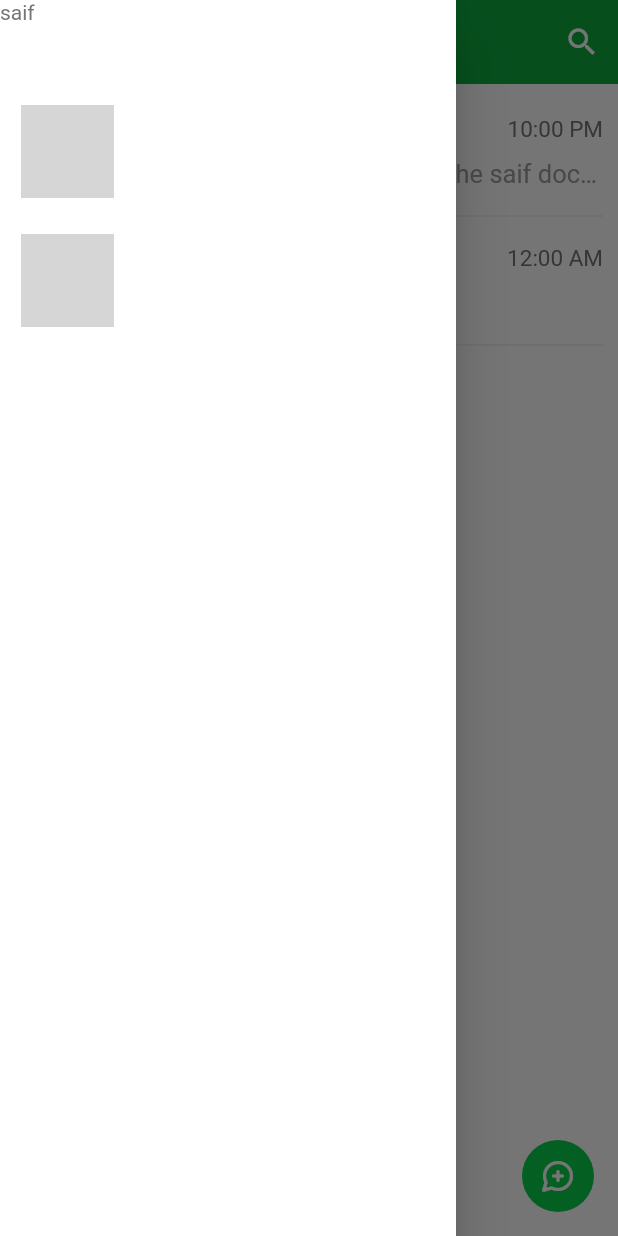
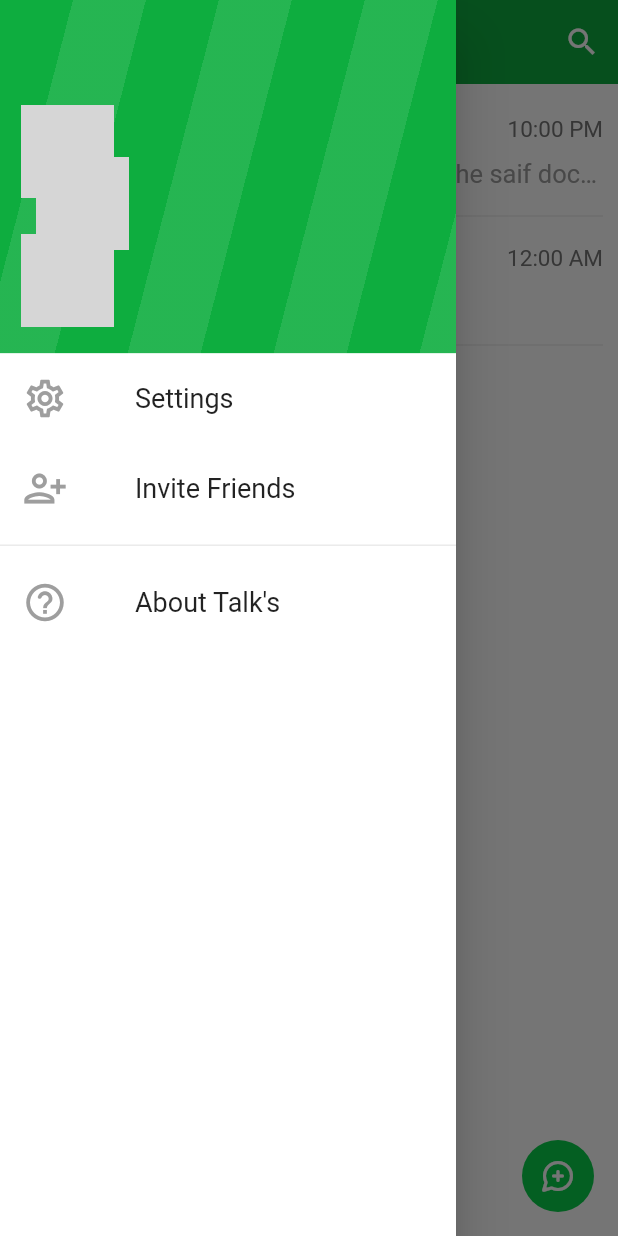
Before and after one commit to saioufe/Panodra-talk, a Flutter app: the MainScreen screen opened directly, with the side drawer open, on a phone screen of 412 x 824 dp. Run offline on Flutter 3.47's test engine with Material 2 defaults, Android fonts, the phone set to English and light mode, and no system bars; our stand-ins replace equatable, firebase_auth, firebase_core, flutter_bloc, intl_phone_field, permission_handler and 4 more; missing offline and left inert: country_list_pick, flutter_contact; accounts and stored records are empty; network calls fail; Roboto replaces fonts that are missing (tajawal); project files that could hold a hidden picture were left out; grey boxes are pictures that could not be loaded.

Commit message:
design v0.3

```diff
--- a/lib/routes.dart
+++ b/lib/routes.dart
@@ -1,9 +1,11 @@
 import 'package:flutter/cupertino.dart';
 import 'package:pandora_talks/routes/home_screen.dart';
+import 'package:pandora_talks/routes/search_screen.dart';
 
 class RouteGenerator {
   static const String homePage = "/";
   static const String loadingPage = "/home";
+  static const String searchPage = "/search";
   static final key = GlobalKey<NavigatorState>();
   const RouteGenerator();
 
@@ -11,6 +13,8 @@ class RouteGenerator {
     switch (settings.name) {
       case homePage:
         return CupertinoPageRoute(builder: (_) => const HomeScreen());
+      case searchPage:
+        return CupertinoPageRoute(builder: (_) => const SearchScreen());
 
       default:
         throw FormatException();
--- a/lib/routes/home_screen.dart
+++ b/lib/routes/home_screen.dart
@@ -62,7 +62,6 @@ class _HomeScreenState extends State<HomeScreen>
 
         // Once complete, show your application
         if (snapshot.connectionState == ConnectionState.done) {
-          print("i'm in the ConnectionState.done");
           // FirebaseAuth.instance.authStateChanges().listen((User user) {
           //   if (user == null) {
           //     print('User is currently signed out!');
@@ -73,10 +72,8 @@ class _HomeScreenState extends State<HomeScreen>
 
           var user = FirebaseAuth.instance.currentUser;
           if (user == null) {
-            print("this user null");
             tabController.animateTo(0);
           } else {
-            print("this user not null");
             tabController.animateTo(1);
           }
           return BlocBuilder<AuthenticationBloc, AuthenticationState>(
--- a/lib/widgets/main_page/drawer.dart
+++ b/lib/widgets/main_page/drawer.dart
@@ -1,14 +1,123 @@
+import 'package:firebase_auth/firebase_auth.dart';
 import 'package:flutter/material.dart';
 
 class DrawerWidget extends StatelessWidget {
   @override
+  final user = FirebaseAuth.instance.currentUser;
+  @override
   Widget build(BuildContext context) {
     return Drawer(
       child: Container(
-        child: SafeArea(
-          child: Text("saif"),
+        child: Container(
+          child: Column(
+            children: [
+              Container(
+                padding: EdgeInsets.symmetric(horizontal: 20, vertical: 30),
+                height: MediaQuery.of(context).size.height / 3.5,
+                width: MediaQuery.of(context).size.width,
+                decoration: BoxDecoration(
+                  gradient: LinearGradient(
+                    begin: Alignment.topLeft,
+                    end: Alignment(-0.4, -0.8),
+                    stops: [0.0, 0.5, 0.5, 1],
+                    colors: [
+                      Theme.of(context).appBarTheme.color,
+                      Theme.of(context).appBarTheme.color,
+                      Theme.of(context).appBarTheme.color.withOpacity(0.9),
+                      Theme.of(context).appBarTheme.color.withOpacity(0.9),
+                    ],
+                    tileMode: TileMode.repeated,
+                  ),
+                ),
+                child: Column(
+                  crossAxisAlignment: CrossAxisAlignment.start,
+                  mainAxisAlignment: MainAxisAlignment.end,
+                  children: [
+                    Container(
+                      padding: const EdgeInsets.all(4),
+                      margin: const EdgeInsets.only(right: 10),
+                      child: CircleAvatar(
+                        maxRadius: 31,
+                        backgroundImage: NetworkImage(
+                          user.photoURL != null
+                              ? user.photoURL
+                              : "https://via.placeholder.com/150C/O https://placeholder.com/",
+                        ),
+                      ),
+                    ),
+                    Text(
+                      user.displayName,
+                      style: TextStyle(
+                          color: Colors.white, fontWeight: FontWeight.bold),
+                    ),
+                    Text(
+                      user.phoneNumber,
+                      style: TextStyle(color: Colors.white, fontSize: 16),
+                    ),
+                  ],
+                ),
+              ),
+              Column(
+                children: [
+                  DrawerItem(
+                    title: "Settings",
+                    icon: Icons.settings_outlined,
+                    function: () {
+                      print("this is settings");
+                    },
+                  ),
+                  DrawerItem(
+                    title: "Invite Friends",
+                    icon: Icons.person_add_alt_1_outlined,
+                    function: () {
+                      print("this is Invite Friends");
+                    },
+                  ),
+                  const Divider(),
+                  DrawerItem(
+                    title: "About Talk's",
+                    icon: Icons.help_outline_rounded,
+                    function: () {
+                      print("this is Invite Talk's About");
+                    },
+                  ),
+                ],
+              )
+            ],
+          ),
         ),
       ),
     );
   }
 }
+
+class DrawerItem extends StatelessWidget {
+  final String title;
+  final Function() function;
+  final IconData icon;
+  const DrawerItem({this.title, this.function, this.icon});
+
+  @override
+  Widget build(BuildContext context) {
+    return InkWell(
+      onTap: function,
+      child: Container(
+        padding: const EdgeInsets.only(left: 15),
+        width: MediaQuery.of(context).size.width,
+        height: 60,
+        child: Row(
+          children: [
+            Icon(icon, size: 30, color: Colors.grey),
+            const SizedBox(
+              width: 45,
+            ),
+            Text(
+              title,
+              style: TextStyle(color: Colors.black87, fontSize: 18),
+            ),
+          ],
+        ),
+      ),
+    );
+  }
+}
--- a/lib/widgets/main_page/main_appBar.dart
+++ b/lib/widgets/main_page/main_appBar.dart
@@ -1,7 +1,10 @@
 import 'package:flutter/material.dart';
+
+import '../../routes.dart';
 
 AppBar MainAppBar(BuildContext context, GlobalKey<ScaffoldState> theKey) {
   return AppBar(
+    leading: new Container(),
     actions: [
       Container(
         width: MediaQuery.of(context).size.width,
@@ -32,7 +35,10 @@ AppBar MainAppBar(BuildContext context, GlobalKey<ScaffoldState> theKey) {
               child: Container(
                 alignment: Alignment.centerRight,
                 child: IconButton(
-                  icon: const Icon(Icons.search), onPressed: () {},
+                  icon: const Icon(Icons.search),
+                  onPressed: () {
+                    Navigator.of(context)?.pushNamed(RouteGenerator.searchPage);
+                  },
                   splashRadius: 25,
                   splashColor: Colors.black26,
                   highlightColor: Colors.black12,
--- a/lib/widgets/main_page/main_page.dart
+++ b/lib/widgets/main_page/main_page.dart
@@ -2,7 +2,6 @@ import 'package:flutter/material.dart';
 import 'package:pandora_talks/models/chat_bar.dart';
 import 'package:pandora_talks/widgets/main_page/chat_bar.dart';
 import 'package:pandora_talks/widgets/main_page/main_appBar.dart';
-
 import 'drawer.dart';
 
 class MainScreen extends StatelessWidget {
--- a/pubspec.yaml
+++ b/pubspec.yaml
@@ -38,6 +38,8 @@ dependencies:
   country_list_pick: ^1.0.1+4
   firebase_analytics: ^8.1.0
   timer_count_down: ^2.0.1
+  flutter_contact: ^0.8.1+2
+  permission_handler: ^8.0.1
 
 
 
```
Also changed, not shown: lib/routes/search_screen.dart (added, +168 -0 lines), pubspec.lock, 4 other files.
